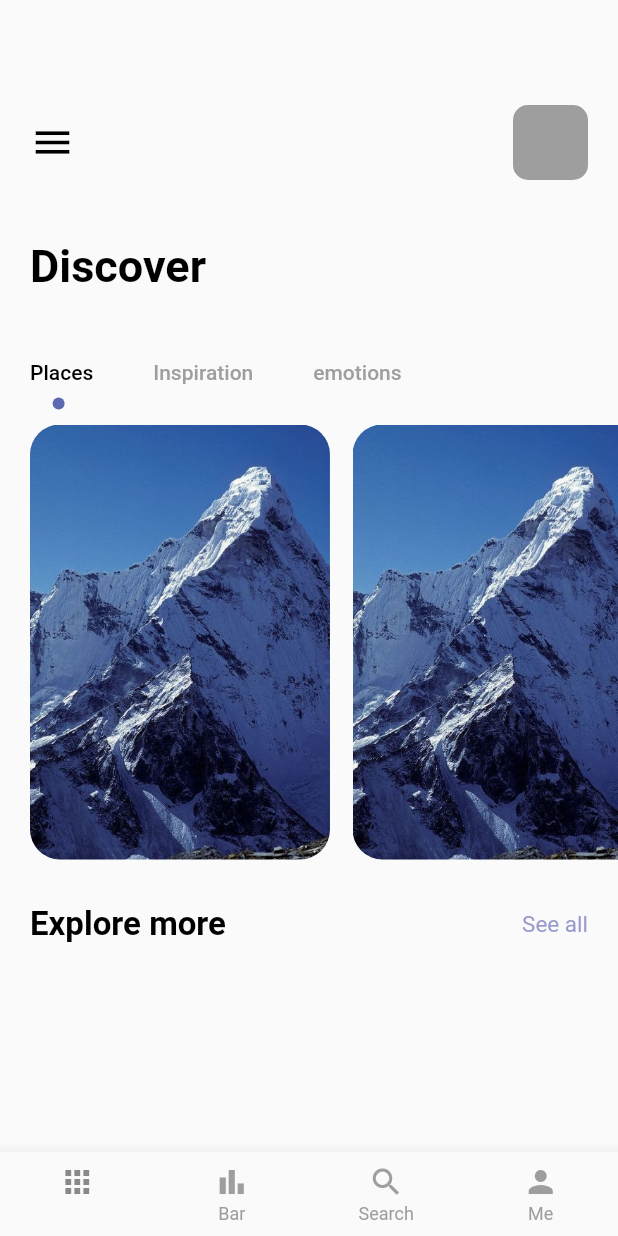
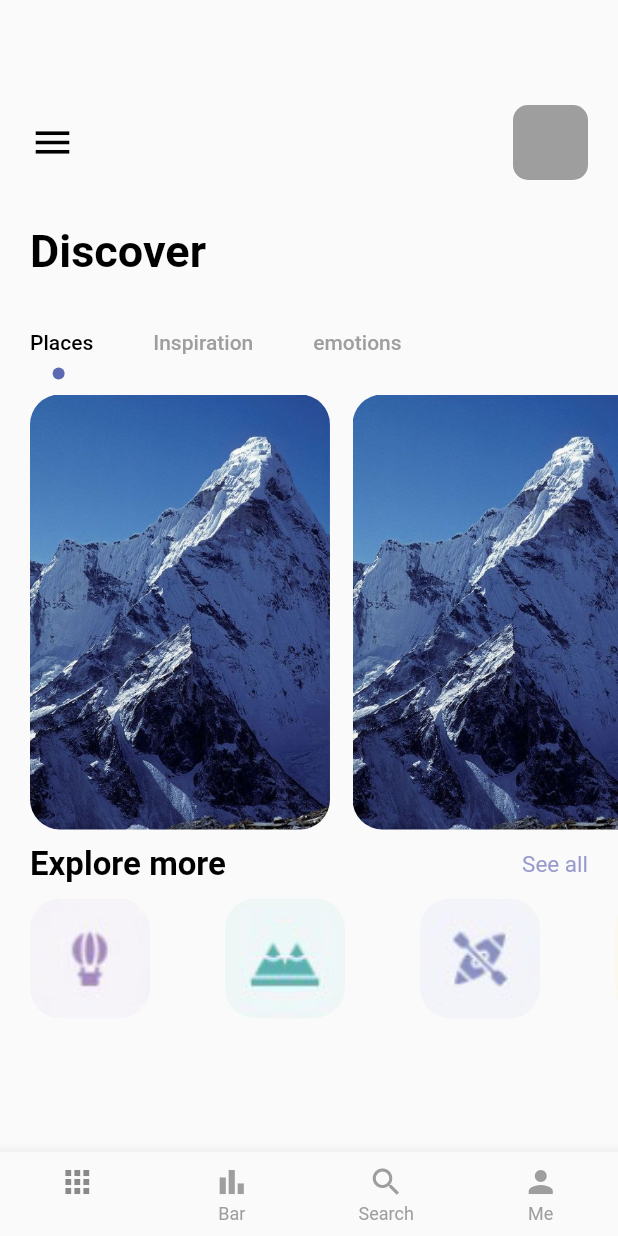
Before and after one commit to picasso653/travel_app, a Flutter app: the screen it shows after launch, on a phone screen of 412 x 824 dp. Run offline on Flutter 3.47's test engine with Material 2 defaults, Android fonts, the phone set to English and light mode, and no system bars; our stand-ins replace get; missing offline and left inert: dart:ffi.

Commit message:
run into a problem cintinue later

```diff
--- a/lib/pages/nav_pages/home_page.dart
+++ b/lib/pages/nav_pages/home_page.dart
@@ -15,6 +15,12 @@ class HomePage extends StatefulWidget {
 }
 
 class _HomePageState extends State<HomePage> with TickerProviderStateMixin {
+  var images = {
+    'balloning.png': "Ballining",
+    "hiking.png": 'Hiking',
+    "kayaking.png": "Kayaking",
+    "snorkling.png": "Snorkling"
+  };
   @override
   Widget build(BuildContext context) {
     TabController _tabController = TabController(length: 3, vsync: this);
@@ -46,13 +52,13 @@ class _HomePageState extends State<HomePage> with TickerProviderStateMixin {
                 ],
               )),
           const SizedBox(
-            height: 40,
+            height: 30,
           ),
           Container(
             margin: const EdgeInsets.only(left: 20),
             child: AppLargeText(text: 'Discover'),
           ),
-          const SizedBox(height: 30),
+          const SizedBox(height: 20),
           // ignore: avoid_unnecessary_containers
           Container(
               child: Align(
@@ -104,17 +110,51 @@ class _HomePageState extends State<HomePage> with TickerProviderStateMixin {
               const Text("data")
             ]),
           ),
-          const SizedBox(height: 30,),
+          const SizedBox(height: 10,),
           Container(
             margin: const EdgeInsets.symmetric(horizontal: 20),
             child: Row(
               mainAxisAlignment: MainAxisAlignment.spaceBetween,
-            children: [
-              AppLargeText(text: "Explore more", size: 22,),
-              AppText(text: "See all", color: AppColors.textColor1,)
-            ],
+              children: [
+                AppLargeText(
+                  text: "Explore more",
+                  size: 22,
+                ),
+                AppText(
+                  text: "See all",
+                  color: AppColors.textColor1,
+                )
+              ],
+            ),
           ),
-          ),
+          const SizedBox(height: 10),
+          Container(
+            height: 100,
+            width: double.maxFinite,
+            margin: const EdgeInsets.only(left: 20),
+            child: ListView.builder(
+                itemCount: 4,
+                scrollDirection: Axis.horizontal,
+                itemBuilder: (context, index) {
+                  return Column(
+                    children: [
+                      Container(
+                margin: const EdgeInsets.only(right: 50),
+                width: 80,
+                height: 80,
+                decoration: BoxDecoration(
+                  borderRadius: BorderRadius.circular(20),
+                  color: Colors.white,
+                  image: DecorationImage(image: AssetImage("img/${images.keys.elementAt(index)}"),
+                  fit: BoxFit.cover
+                  )
+                ),
+              ),
+
+                    ],
+                  );
+                }),
+          )
         ],
       ),
     );
```
